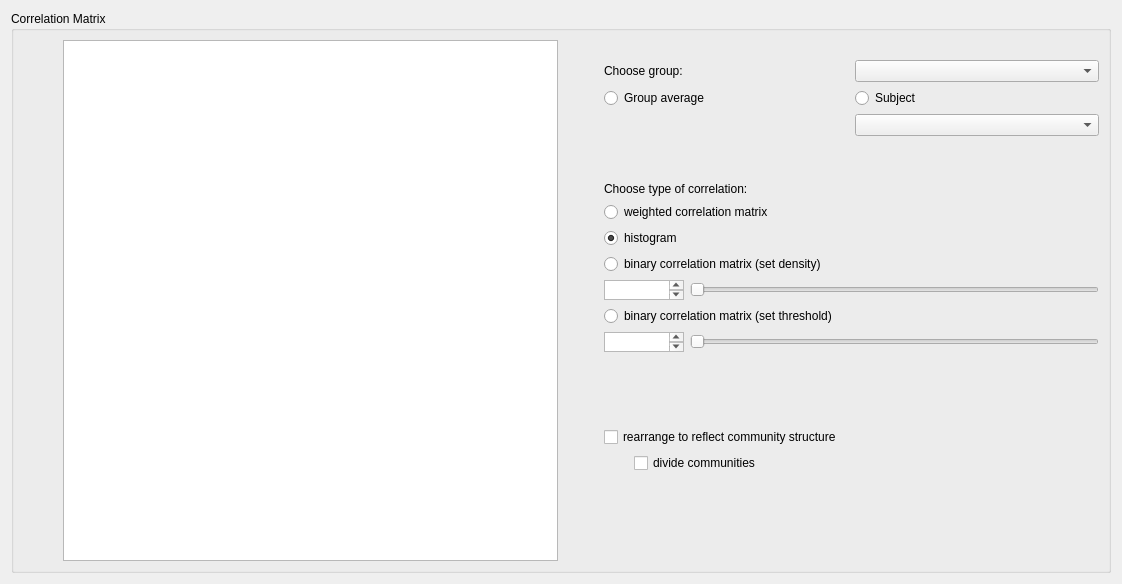
Qt form braphy/gui/ui_files/correlation_matrix_widget.ui (softmatterlab/Braph-2.0-Python) before a commit.
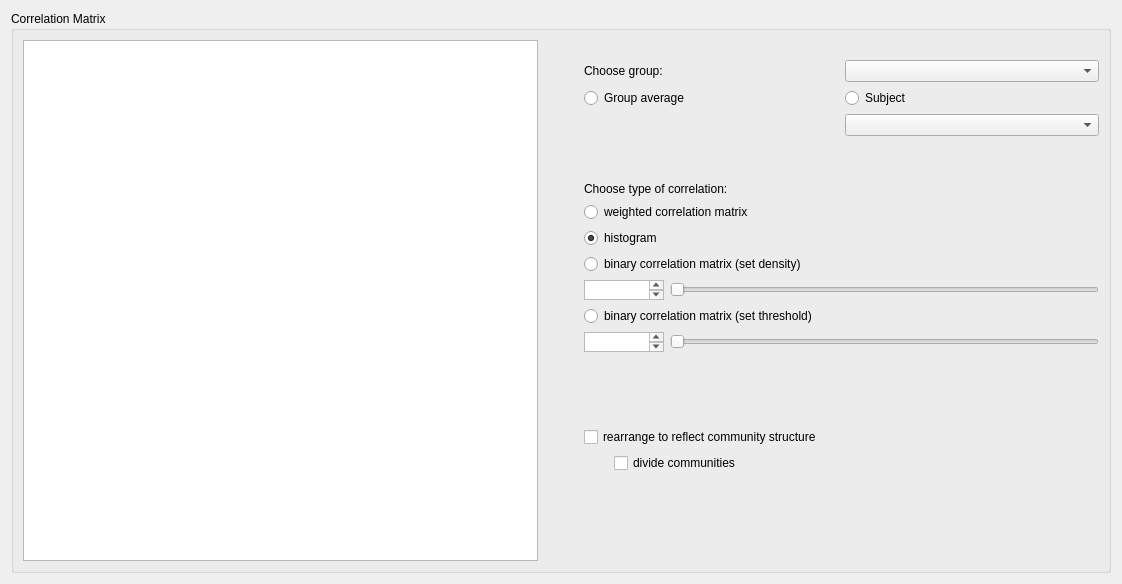
The same form after that commit. Custom widgets are drawn as their Qt base class.

Commit message: Display matrix in graph analysis

Diff of the .ui file:
```diff
--- a/braphy/gui/ui_files/correlation_matrix_widget.ui
+++ b/braphy/gui/ui_files/correlation_matrix_widget.ui
@@ -32,29 +32,13 @@
       <string>Correlation Matrix</string>
      </property>
      <layout class="QHBoxLayout" name="horizontalLayout_2">
-      <item>
-       <spacer name="horizontalSpacer_2">
-        <property name="orientation">
-         <enum>Qt::Horizontal</enum>
-        </property>
-        <property name="sizeType">
-         <enum>QSizePolicy::Maximum</enum>
-        </property>
-        <property name="sizeHint" stdset="0">
-         <size>
-          <width>40</width>
-          <height>20</height>
-         </size>
-        </property>
-       </spacer>
-      </item>
       <item>
        <layout class="QHBoxLayout" name="horizontalLayout">
         <property name="rightMargin">
          <number>0</number>
         </property>
         <item>
-         <widget class="QGraphicsView" name="graphicsView">
+         <widget class="CorrelationMatrixVisualizer" name="correlationMatrix">
           <property name="sizePolicy">
            <sizepolicy hsizetype="MinimumExpanding" vsizetype="MinimumExpanding">
             <horstretch>0</horstretch>
@@ -316,6 +300,13 @@
    </item>
   </layout>
  </widget>
+ <customwidgets>
+  <customwidget>
+   <class>CorrelationMatrixVisualizer</class>
+   <extends>QGraphicsView</extends>
+   <header>braphy.gui.widgets.correlation_matrix_visualizer</header>
+  </customwidget>
+ </customwidgets>
  <resources/>
  <connections/>
 </ui>
```
The commit also changes 2 other files.
